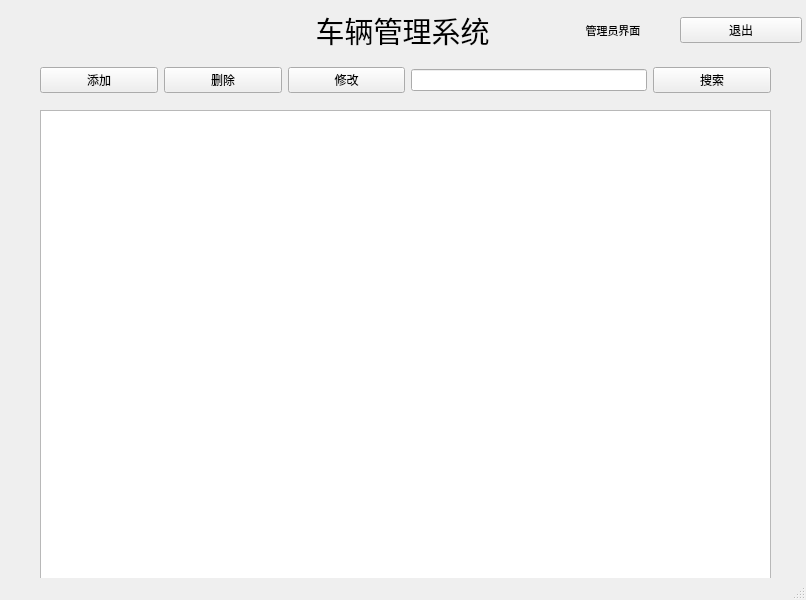
The window that carManage/admin.ui (rzhongqicode/car-manage-system) describes before a commit, drawn with Qt 5.
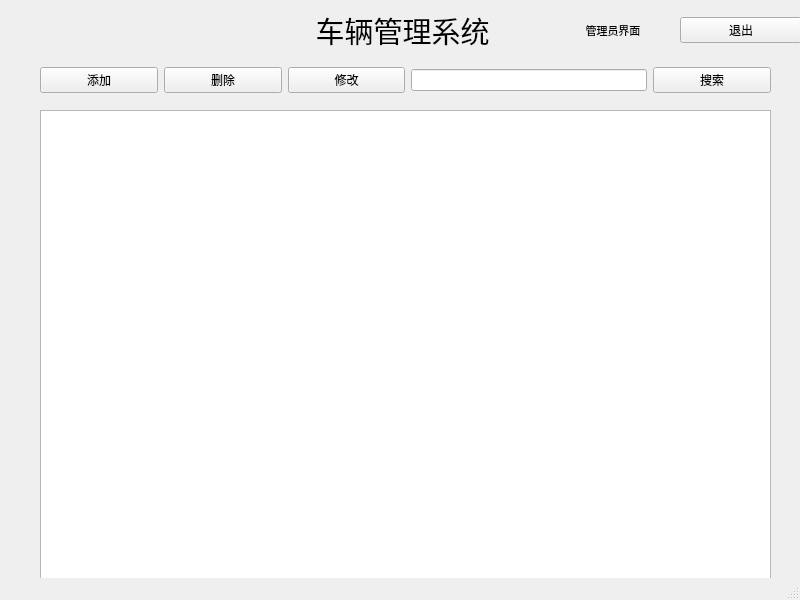
The same window after the commit. Icons and pictures are not drawn.

The edit to the form file:
```diff
--- a/carManage/admin.ui
+++ b/carManage/admin.ui
@@ -6,14 +6,20 @@
    <rect>
     <x>0</x>
     <y>0</y>
-    <width>806</width>
+    <width>800</width>
     <height>600</height>
    </rect>
   </property>
   <property name="minimumSize">
    <size>
     <width>800</width>
-    <height>480</height>
+    <height>600</height>
+   </size>
+  </property>
+  <property name="maximumSize">
+   <size>
+    <width>800</width>
+    <height>600</height>
    </size>
   </property>
   <property name="windowTitle">
@@ -129,7 +135,7 @@
      <bool>false</bool>
     </attribute>
    </widget>
-   <widget class="QWidget" name="layoutWidget">
+   <widget class="QWidget" name="widget" native="true">
     <property name="geometry">
      <rect>
       <x>40</x>
```
